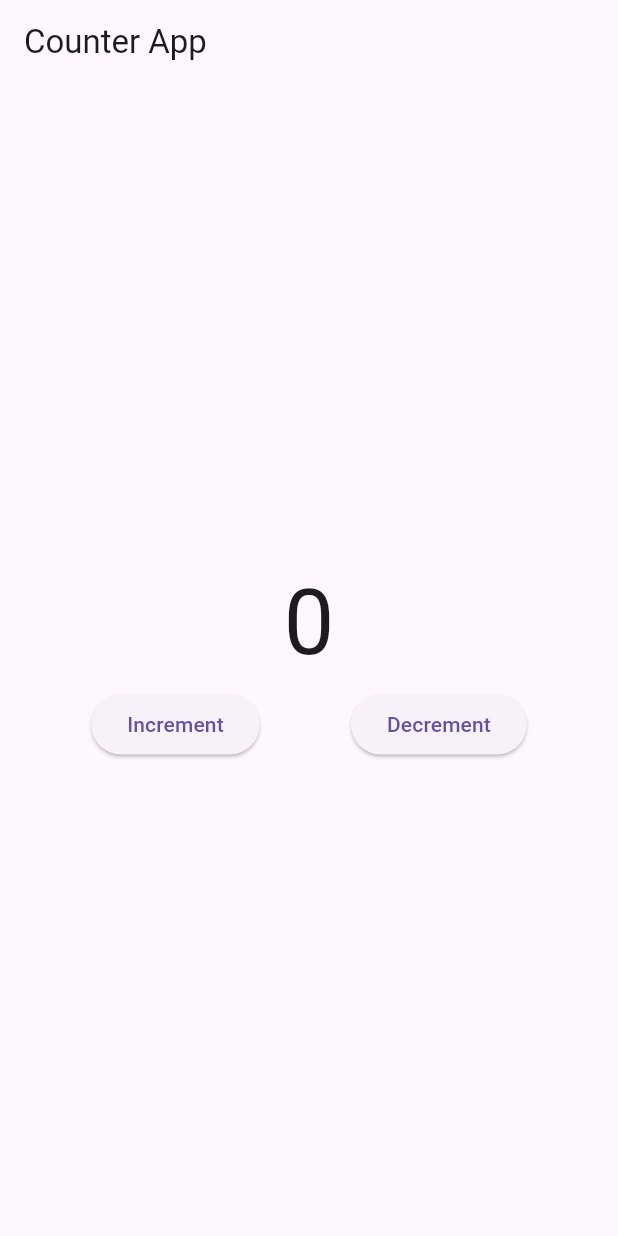
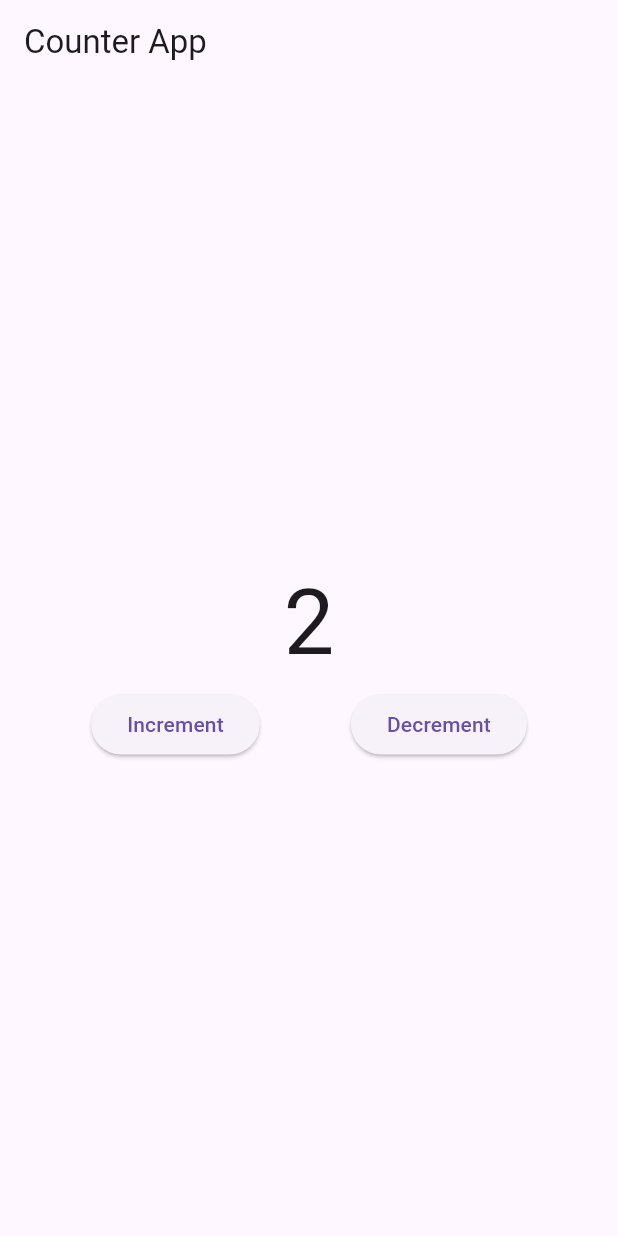
Before and after one commit to abdulmoiz2501/BLOC, a Flutter app: the screen it shows after launch, on a phone screen of 412 x 824 dp. Run offline on Flutter 3.47's test engine with Material 3 defaults, Android fonts, the phone set to English and light mode, and no system bars; our stand-ins replace bloc, equatable, flutter_bloc.

Commit message:
counter example

```diff
--- a/lib/5_counter_example/bloc/counter_bloc.dart
+++ b/lib/5_counter_example/bloc/counter_bloc.dart
@@ -0,0 +1,23 @@
+import 'package:bloc/bloc.dart';
+import 'package:bloc_learning/5_counter_example/bloc/counter_state.dart';
+
+import 'counter_event.dart';
+
+
+
+class CounterBloc extends Bloc<CounterEvent, CounterState>{
+
+
+  CounterBloc() : super(const CounterState()){
+    on<IncrementCounter>(_increment);
+    on<DecrementCounter>(_decrement);
+  }
+
+  void _increment(IncrementCounter event, Emitter<CounterState> emit){
+    emit(state.copyWith(counter: state.counter + 1));
+  }
+
+  void _decrement(DecrementCounter event, Emitter<CounterState> emit){
+    emit(state.copyWith(counter: state.counter - 1));
+  }
+}
--- a/lib/5_counter_example/bloc/counter_state.dart
+++ b/lib/5_counter_example/bloc/counter_state.dart
@@ -0,0 +1,15 @@
+import 'package:equatable/equatable.dart';
+
+
+class CounterState extends Equatable{
+  final int counter;
+
+  const CounterState({this.counter = 2});
+
+
+  CounterState copyWith({int? counter}){
+    return CounterState(counter: counter ?? this.counter);
+  }
+  @override
+  List<Object> get props => [counter];
+}
--- a/lib/5_counter_example/ui/counter_screen.dart
+++ b/lib/5_counter_example/ui/counter_screen.dart
@@ -1,5 +1,10 @@
 import 'package:flutter/cupertino.dart';
 import 'package:flutter/material.dart';
+import 'package:flutter_bloc/flutter_bloc.dart';
+
+import '../bloc/counter_bloc.dart';
+import '../bloc/counter_event.dart';
+import '../bloc/counter_state.dart';
 
 class CounterScreen extends StatefulWidget {
   const CounterScreen({super.key});
@@ -9,9 +14,9 @@ class CounterScreen extends StatefulWidget {
 }
 
 class _CounterScreenState extends State<CounterScreen> {
-
   @override
   Widget build(BuildContext context) {
+    print('CounterScreen: build');
     return Scaffold(
       appBar: AppBar(title: const Text('Counter App')),
       body: Center(
@@ -19,31 +24,37 @@ class _CounterScreenState extends State<CounterScreen> {
         crossAxisAlignment: CrossAxisAlignment.center,
         mainAxisAlignment: MainAxisAlignment.center,
         children: [
-            const Center(
-              child: Text('0', style: TextStyle(fontSize: 60),
+          BlocBuilder<CounterBloc, CounterState>(
+            builder: (context, state) {
+             // print("build");
+              print('CounterScreen: ${state.counter}');
+              return Center(
+                child: Text(
+                  state.counter.toString(),
+                  style: const TextStyle(fontSize: 60),
                 ),
+              );
+            },
           ),
           Row(
             mainAxisAlignment: MainAxisAlignment.spaceEvenly,
             children: [
               ElevatedButton(
                 onPressed: () {
-
+                  context.read<CounterBloc>().add(IncrementCounter());
                 },
                 child: const Text('Increment'),
               ),
               ElevatedButton(
                 onPressed: () {
-
+                  context.read<CounterBloc>().add(DecrementCounter());
                 },
                 child: const Text('Decrement'),
               ),
             ],
           ),
         ],
-        )
-      ),
-
+      )),
     );
   }
 }
--- a/lib/main.dart
+++ b/lib/main.dart
@@ -1,7 +1,7 @@
+import 'package:bloc_learning/5_counter_example/bloc/counter_bloc.dart';
 import 'package:bloc_learning/5_counter_example/ui/counter_screen.dart';
 import 'package:flutter/material.dart';
-import '2_equiable_example/2_ equitable_example.dart';
-
+import 'package:flutter_bloc/flutter_bloc.dart';
 void main() {
   runApp(const MyApp());
 }
@@ -11,10 +11,12 @@ class MyApp extends StatelessWidget {
 
   @override
   Widget build(BuildContext context) {
-    return const MaterialApp(
-      //home:  EquitableTesting(),
-      debugShowCheckedModeBanner: false,
-      home: CounterScreen(),
+    return BlocProvider(
+      create: (_) => CounterBloc(),
+      child: MaterialApp(
+        debugShowCheckedModeBanner: false,
+        home: CounterScreen(),
+      ),
     );
   }
 }
```
Lines whose indentation alone changed are shown as unchanged.
